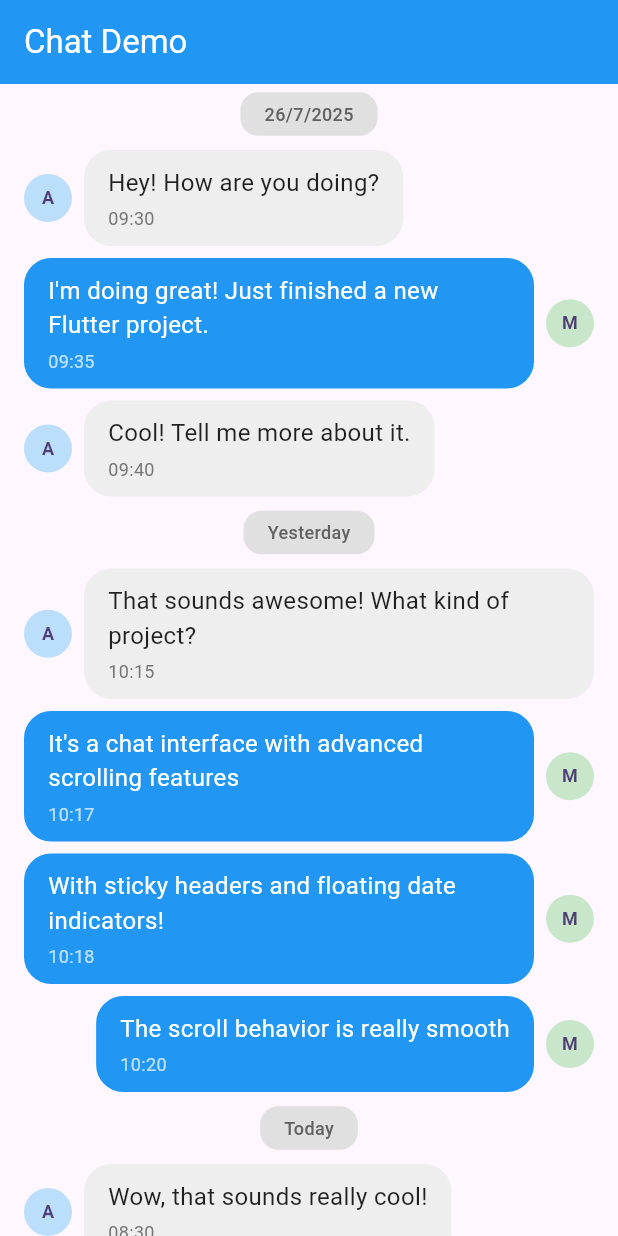
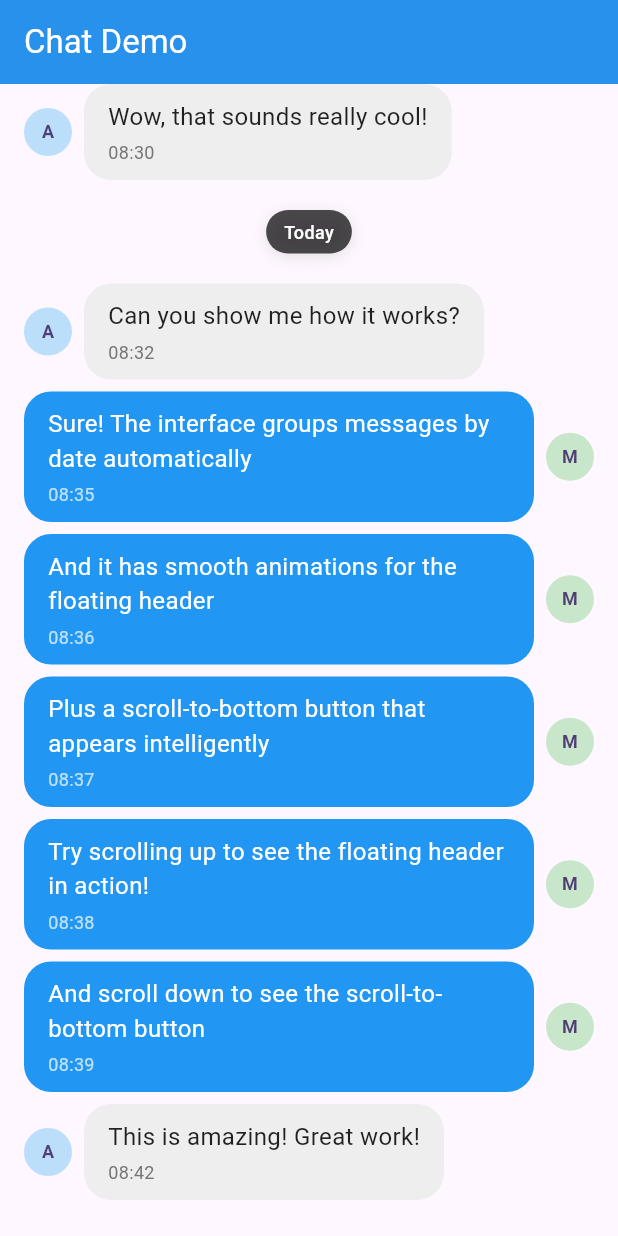
Before and after one commit to zeeshan0080/list_demo, a Flutter app: the screen it shows after launch, on a phone screen of 412 x 824 dp. Run offline on Flutter 3.47's test engine with Material 3 defaults, Android fonts, the phone set to English and light mode, and no system bars; our stand-ins replace flutter_sticky_header, grouped_list, scrollable_positioned_list; missing offline and left inert: sticky_grouped_list.

Commit message:
sticky header fixes

```diff
--- a/lib/modules/custom_list_view/custom_list_2_view.dart
+++ b/lib/modules/custom_list_view/custom_list_2_view.dart
@@ -101,16 +101,16 @@ class _ChatMessageViewState extends State<ChatMessageView>
       _groupedMessages[dateKey]!.add(message);
     }
 
-    // Sort messages within each group by timestamp
+    // Sort messages within each group by timestamp (newest first for reversed list)
     _groupedMessages.forEach((key, messages) {
-      messages.sort((a, b) => a.timestamp.compareTo(b.timestamp));
+      messages.sort((a, b) => b.timestamp.compareTo(a.timestamp));
     });
 
-    // Sort date keys chronologically
+    // Sort date keys reverse chronologically (newest dates first)
     _dateKeys.sort((a, b) {
       final dateA = _parseDateKey(a);
       final dateB = _parseDateKey(b);
-      return dateA.compareTo(dateB);
+      return dateB.compareTo(dateA);
     });
   }
 
@@ -124,17 +124,11 @@ class _ChatMessageViewState extends State<ChatMessageView>
   void _handleScrollToBottomVisibility() {
     if (!_scrollController.hasClients) return;
 
-    // Check if we're near the bottom (within 100px of max scroll)
-    final isNearBottom = _scrollController.position.pixels >=
-        _scrollController.position.maxScrollExtent - 100;
+    // In reversed list: position 0 = latest messages, higher values = older messages
+    // Show button when user scrolls away from latest messages (position > 160)
+    final hasScrolledAwayFromLatest = _scrollController.position.pixels > 160;
 
-    // Calculate if we've scrolled away from bottom enough to show button (past ~2 messages)
-    final scrolledAwayFromBottom = _scrollController.position.pixels <
-        _scrollController.position.maxScrollExtent - 160;
-
-    // Show button when last message is not visible (scrolled away from bottom)
-    // Hide button only when we're actually near the bottom
-    final shouldShow = scrolledAwayFromBottom && !isNearBottom;
+    final shouldShow = hasScrolledAwayFromLatest;
 
     if (shouldShow != _showScrollToBottom) {
       setState(() {
@@ -185,16 +179,15 @@ class _ChatMessageViewState extends State<ChatMessageView>
   String? _getCurrentVisibleDate(double scrollOffset) {
     if (_dateKeys.isEmpty || scrollOffset <= 0) return null;
 
-    // Calculate exact positions of date groups
+    // In reversed list: calculate from top (newest dates first)
     double currentOffset = 0;
 
     for (String dateKey in _dateKeys) {
       final messagesInGroup = _groupedMessages[dateKey]!.length;
       final headerHeight = 60.0;
-      final messagesHeight = messagesInGroup * 80.0; // Approximate message height
+      final messagesHeight = messagesInGroup * 80.0;
       final groupHeight = headerHeight + messagesHeight;
 
-      // Check if scroll position is within this group
       if (scrollOffset >= currentOffset && scrollOffset < currentOffset + groupHeight) {
         return dateKey;
       }
@@ -202,7 +195,7 @@ class _ChatMessageViewState extends State<ChatMessageView>
       currentOffset += groupHeight;
     }
 
-    // If scrolled past all groups, return the last date
+    // Return oldest date if scrolled past all groups
     return _dateKeys.isNotEmpty ? _dateKeys.last : null;
   }
 
@@ -223,8 +216,9 @@ class _ChatMessageViewState extends State<ChatMessageView>
 
   void _scrollToBottom() {
     if (_scrollController.hasClients) {
+      // In reversed list: scroll to position 0 to show latest messages
       _scrollController.animateTo(
-        _scrollController.position.maxScrollExtent,
+        0,
         duration: const Duration(milliseconds: 500),
         curve: Curves.easeOutCubic,
       );
@@ -317,30 +311,50 @@ class _ChatMessageViewState extends State<ChatMessageView>
     return CustomScrollView(
       controller: _scrollController,
       physics: const BouncingScrollPhysics(),
+      reverse: true, // Start from bottom - shows latest messages first
       slivers: [
-        ..._dateKeys.map((dateKey) => _buildDateGroup(dateKey)),
         const SliverToBoxAdapter(
           child: SizedBox(height: 20),
         ),
+        ..._dateKeys.map((dateKey) => _buildDateGroup(dateKey)),
       ],
     );
   }
 
   Widget _buildDateGroup(String dateKey) {
     final messages = _groupedMessages[dateKey]!;
+    final isFirstGroup = _dateKeys.indexOf(dateKey) == 0; // First group = latest messages
 
     return SliverMainAxisGroup(
       slivers: [
-        SliverPersistentHeader(
-          pinned: true,
-          delegate: _DateHeaderDelegate(
-            dateKey: dateKey,
-            height: 40,
-          ),
-        ),
         SliverList(
           delegate: SliverChildBuilderDelegate(
-                (context, index) => _buildMessageItem(messages[index]),
+                (context, index) {
+              final message = messages[index];
+              // For the first group (latest), show inline header after last message
+              if (isFirstGroup && index == messages.length - 1) {
+                return Column(
+                  children: [
+                    _buildMessageItem(message),
+                    const SizedBox(height: 16),
+                    _buildInlineDateHeader(dateKey),
+                    const SizedBox(height: 16),
+                  ],
+                );
+              }
+              // For other groups, show header before first message
+              if (!isFirstGroup && index == 0) {
+                return Column(
+                  children: [
+                    const SizedBox(height: 16),
+                    _buildInlineDateHeader(dateKey),
+                    const SizedBox(height: 16),
+                    _buildMessageItem(message),
+                  ],
+                );
+              }
+              return _buildMessageItem(message);
+            },
             childCount: messages.length,
           ),
         ),
@@ -434,7 +448,7 @@ class _ChatMessageViewState extends State<ChatMessageView>
         if (!_showFloatingHeader) return const SizedBox.shrink();
 
         return Positioned(
-          top: MediaQuery.of(context).padding.top + 6,
+          top: MediaQuery.of(context).padding.top + 10,
           left: 20,
           right: 20,
           child: Transform.translate(
@@ -442,27 +456,6 @@ class _ChatMessageViewState extends State<ChatMessageView>
             child: Opacity(
               opacity: _floatingHeaderAnimation.value,
               child: Container(
-                height: 40,
-                color: Colors.transparent,
-                child: Center(
-                  child: Container(
-                    padding: const EdgeInsets.symmetric(horizontal: 16, vertical: 6),
-                    decoration: BoxDecoration(
-                      color: Colors.grey[300],
-                      borderRadius: BorderRadius.circular(12),
-                    ),
-                    child: Text(
-                      _currentFloatingDate,
-                      style: TextStyle(
-                        color: Colors.white,
-                        fontSize: 14,
-                        fontWeight: FontWeight.w500,
-                      ),
-                    ),
-                  ),
-                ),
-              ),
-              /*child: Container(
                 padding: const EdgeInsets.symmetric(
                   horizontal: 16,
                   vertical: 8,
@@ -487,7 +480,7 @@ class _ChatMessageViewState extends State<ChatMessageView>
                   ),
                   textAlign: TextAlign.center,
                 ),
-              ),*/
+              ),
             ),
           ),
         );
@@ -521,19 +514,37 @@ class _ChatMessageViewState extends State<ChatMessageView>
     );
   }
 
+  Widget _buildInlineDateHeader(String dateKey) {
+    return Center(
+      child: Container(
+        padding: const EdgeInsets.symmetric(horizontal: 12, vertical: 6),
+        decoration: BoxDecoration(
+          color: Colors.black.withOpacity(0.7),
+          borderRadius: BorderRadius.circular(16),
+          boxShadow: [
+            BoxShadow(
+              color: Colors.black.withOpacity(0.1),
+              blurRadius: 8,
+              offset: const Offset(0, 2),
+            ),
+          ],
+        ),
+        child: Text(
+          dateKey,
+          style: const TextStyle(
+            fontSize: 12,
+            fontWeight: FontWeight.w500,
+            color: Colors.white,
+          ),
+        ),
+      ),
+    );
+  }
+
   String _formatTime(DateTime time) {
     final hour = time.hour.toString().padLeft(2, '0');
     final minute = time.minute.toString().padLeft(2, '0');
     return '$hour:$minute';
-  }
-
-  @override
-  void dispose() {
-    _scrollController.dispose();
-    _floatingHeaderController.dispose();
-    _scrollToBottomController.dispose();
-    _hideHeaderTimer?.cancel();
-    super.dispose();
   }
 }
 
@@ -551,20 +562,26 @@ class _DateHeaderDelegate extends SliverPersistentHeaderDelegate {
     return Container(
       height: height,
       color: Colors.transparent,
-      child: Center(
+      alignment: Alignment.center, // Ensure proper alignment
       child: Container(
-          padding: const EdgeInsets.symmetric(horizontal: 16, vertical: 6),
+        padding: const EdgeInsets.symmetric(horizontal: 12, vertical: 6),
         decoration: BoxDecoration(
-            color: Colors.grey[300],
-            borderRadius: BorderRadius.circular(12),
+          color: Colors.black.withOpacity(0.7),
+          borderRadius: BorderRadius.circular(16),
+          boxShadow: [
+            BoxShadow(
+              color: Colors.black.withOpacity(0.1),
+              blurRadius: 8,
+              offset: const Offset(0, 2),
+            ),
+          ],
         ),
         child: Text(
           dateKey,
-            style: TextStyle(
+          style: const TextStyle(
             fontSize: 12,
             fontWeight: FontWeight.w500,
-              color: Colors.grey[700],
-            ),
+            color: Colors.white,
           ),
         ),
       ),
```
Lines whose indentation alone changed are shown as unchanged.
